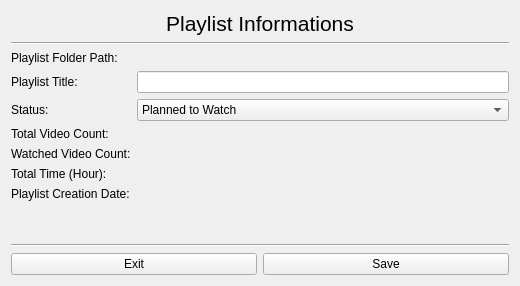
Old version of the form src/PlaylistCompanion/addnewplaylistwindow.ui in the repository KaziRifatMorshed/Playlist-Companion.
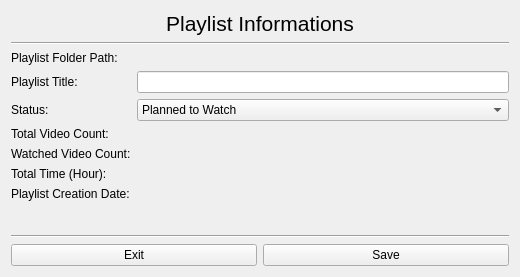
New version of the form. Icons and pictures are not drawn.

What changed in the file:
```diff
--- a/src/PlaylistCompanion/addnewplaylistwindow.ui
+++ b/src/PlaylistCompanion/addnewplaylistwindow.ui
@@ -7,7 +7,7 @@
     <x>0</x>
     <y>0</y>
     <width>520</width>
-    <height>286</height>
+    <height>277</height>
    </rect>
   </property>
   <property name="windowTitle">
```
Left out of the diff: 6 changed lines with no effect on the pictures.
